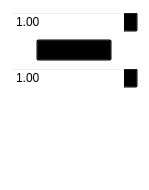
Qt form src/UI/MathNode.ui (Drew-S/TerrainGenerator) before a commit.
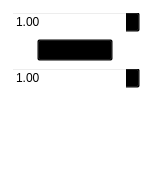
The same form after that commit.

What changed in the file:
```diff
--- a/src/UI/MathNode.ui
+++ b/src/UI/MathNode.ui
@@ -6,7 +6,7 @@
    <rect>
     <x>0</x>
     <y>0</y>
-    <width>149</width>
+    <width>151</width>
     <height>190</height>
    </rect>
   </property>
```
